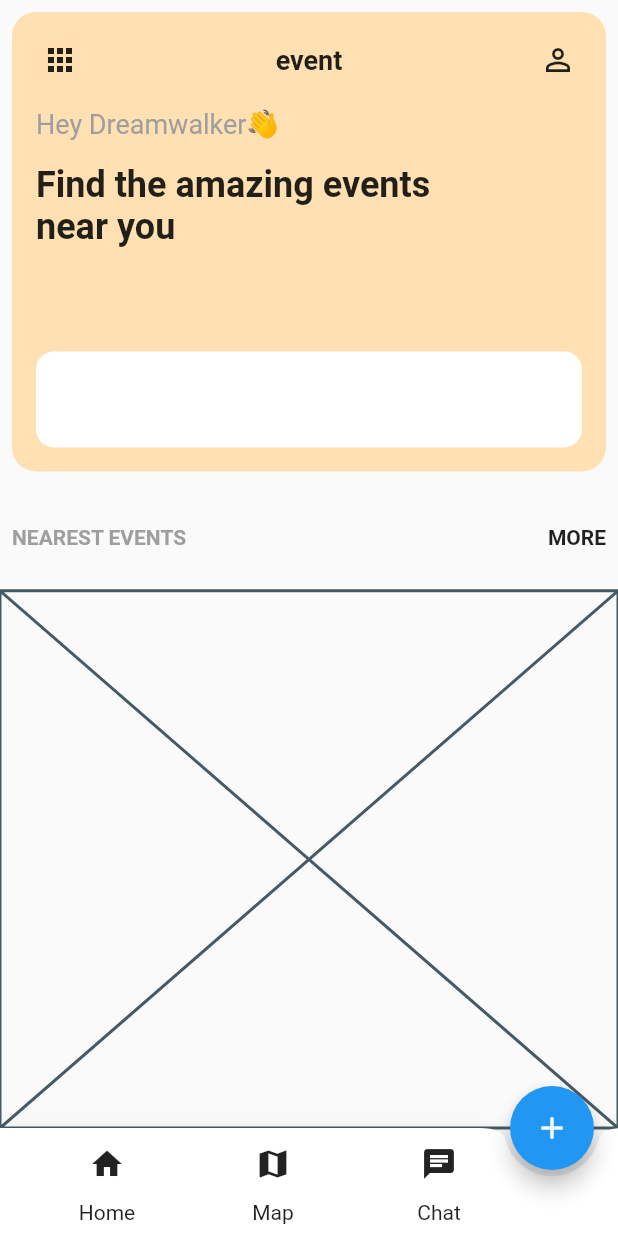
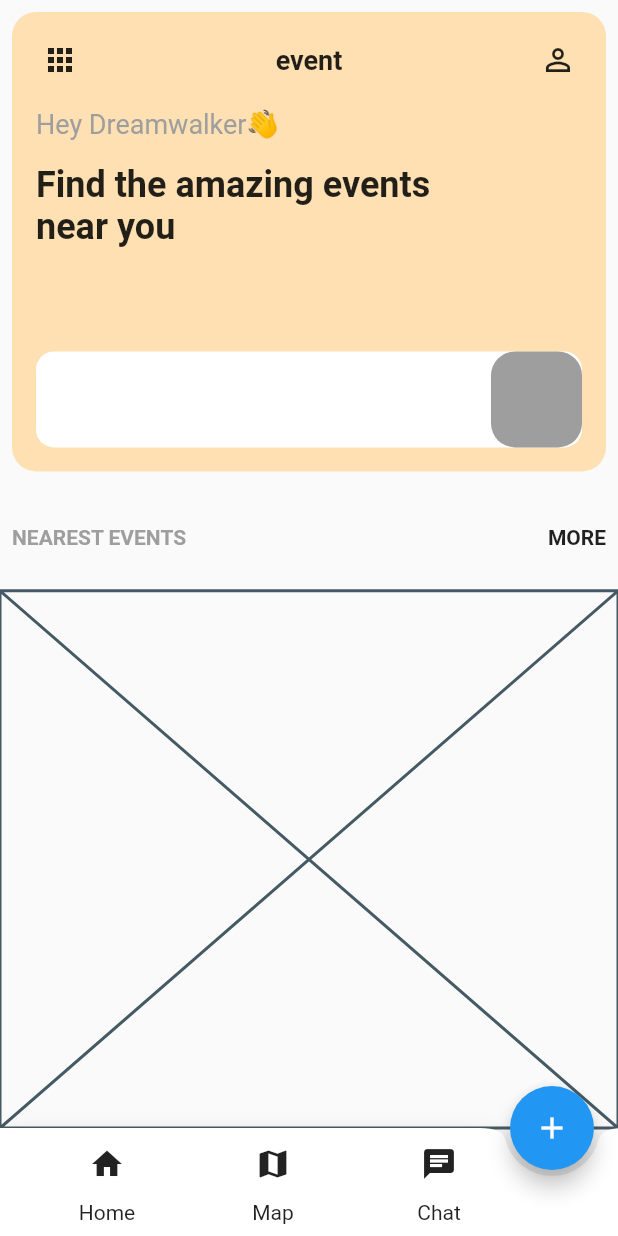
Before and after one commit to JAICHANGPARK/flutter_notebook_9th_story, a Flutter app: the screen it shows after launch, on a phone screen of 412 x 824 dp. Run offline on Flutter 3.47's test engine with Material 2 defaults, Android fonts, the phone set to English and light mode, and no system bars; our stand-ins replace badges, google_fonts, percent_indicator, smooth_page_indicator.

Commit message:
Update events_main_page.dart

```diff
--- a/lib/ep633_events_app/ui/events_main_page.dart
+++ b/lib/ep633_events_app/ui/events_main_page.dart
@@ -70,8 +70,17 @@ class _EventsMainPageState extends State<EventsMainPage> {
                                 border: InputBorder.none,
 
                               ),
+                            ),
+                            flex: 10,
+                            ),
+                            Expanded(
+                                flex: 2,
+                                child: Container(
+                              decoration: BoxDecoration(
+                                color: Colors.grey,
+                                borderRadius: BorderRadius.circular(16)
+                              ),
                             )),
-                            Expanded(child: Container()),
                           ],
                         )
                       ),
```
